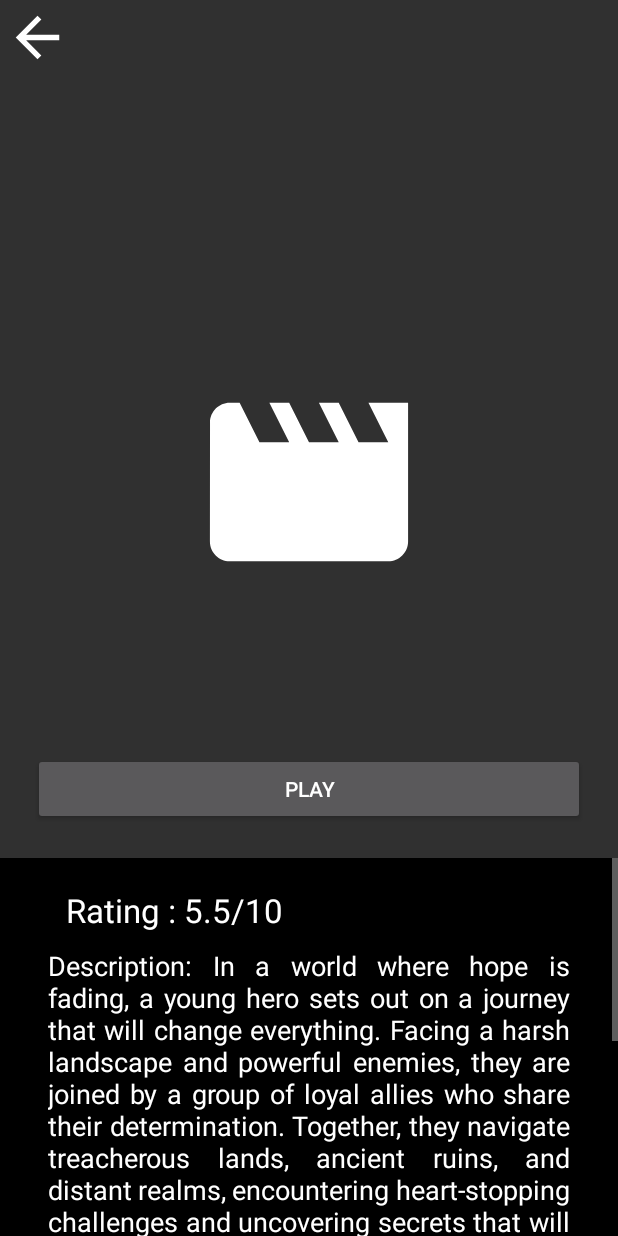
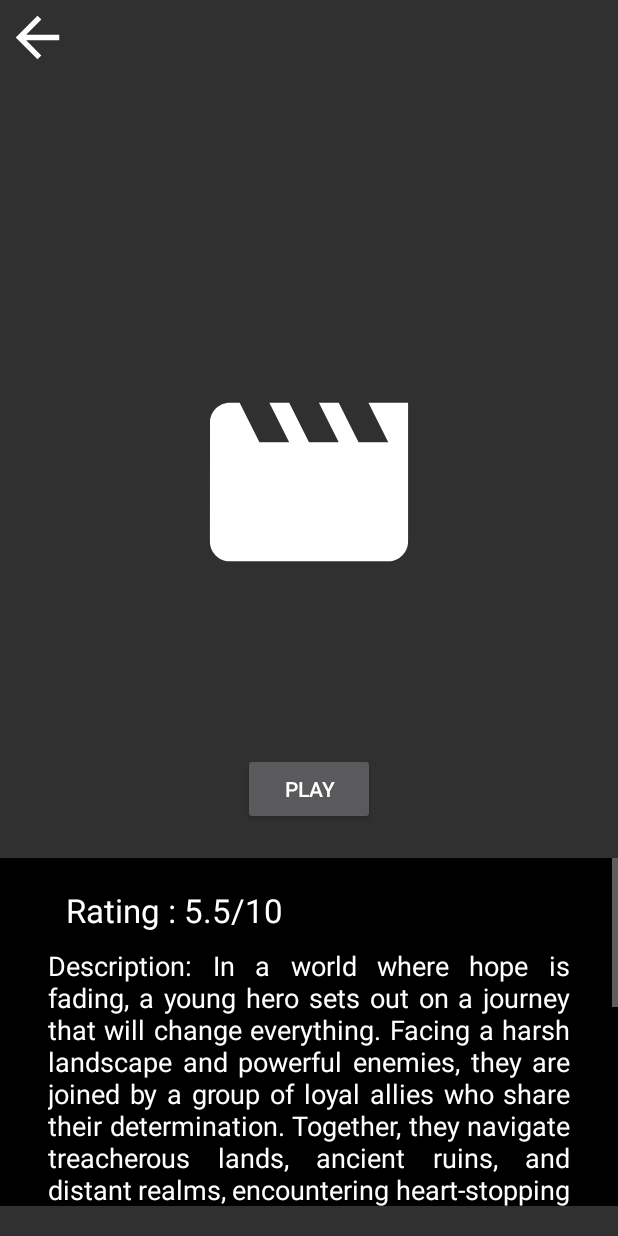
Before and after one commit to official-srv-modak/ARCinema, an Android app: the Description screen opened directly, with no data from a screen before it, on a phone screen of 412 x 824 dp. Run offline under Robolectric (Android 15) with nearby library versions, the phone set to English and light mode, and no system bars.

Commit message:
adjusted description scrollview.

```diff
--- a/app/src/main/res/layout/activity_description.xml
+++ b/app/src/main/res/layout/activity_description.xml
@@ -68,7 +68,7 @@
 
         <Button
             android:id="@+id/playWithBtn"
-            android:layout_width="match_parent"
+            android:layout_width="wrap_content"
             android:layout_height="wrap_content"
             android:layout_gravity="center"
             android:layout_marginHorizontal="10pt"
@@ -80,6 +80,7 @@
             android:layout_width="match_parent"
             android:layout_height="match_parent"
             android:background="@color/black"
+            android:layout_marginBottom="20dp"
             >
 
             <LinearLayout
@@ -102,12 +103,13 @@
                 <TextView
                     android:id="@+id/rest"
                     android:layout_width="match_parent"
-                    android:layout_height="wrap_content"
+                    android:layout_height="match_parent"
                     android:padding="10dp"
                     android:text="@string/description"
                     android:textAlignment="textStart"
                     android:textColor="#FFFFFF"
                     android:textSize="18sp"
+                    android:layout_marginBottom="20dp"
                     android:justificationMode="inter_word" />
             </LinearLayout>
         </ScrollView>
```
